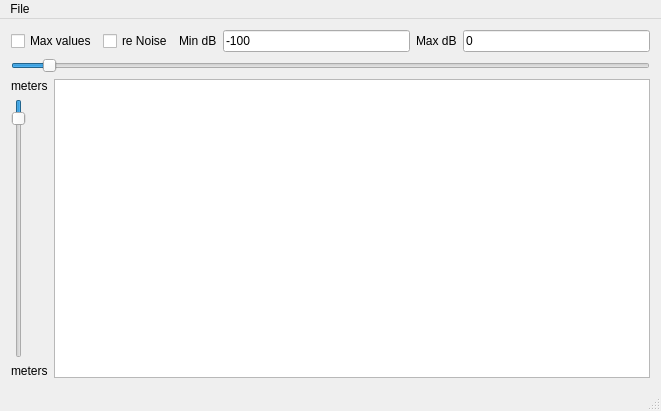
rolker/watercolumn_layer_tracker, file src/layertrackermainwindow.ui: the form before one commit.
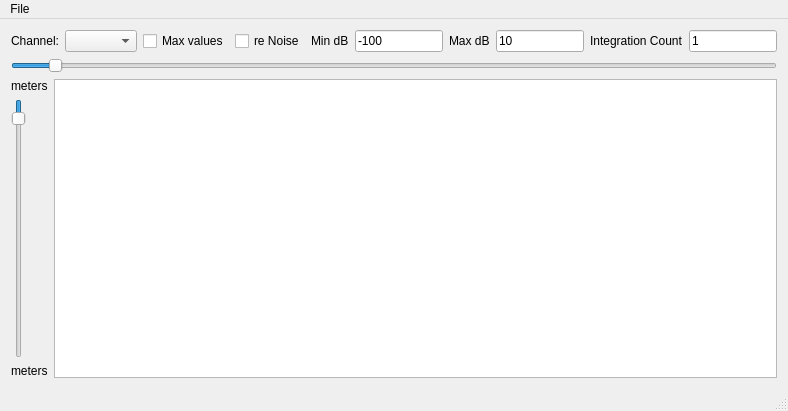
The form after the commit.

Commit message: Allow selecting of channel

```diff
--- a/src/layertrackermainwindow.ui
+++ b/src/layertrackermainwindow.ui
@@ -6,7 +6,7 @@
    <rect>
     <x>0</x>
     <y>0</y>
-    <width>661</width>
+    <width>788</width>
     <height>411</height>
    </rect>
   </property>
@@ -17,6 +17,16 @@
    <layout class="QVBoxLayout" name="verticalLayout">
     <item>
      <layout class="QHBoxLayout" name="rangeHorizontalLayout">
+      <item>
+       <widget class="QLabel" name="channelLabel">
+        <property name="text">
+         <string>Channel:</string>
+        </property>
+       </widget>
+      </item>
+      <item>
+       <widget class="QComboBox" name="channelComboBox"/>
+      </item>
       <item>
        <widget class="QCheckBox" name="maxValuesCheckBox">
         <property name="text">
@@ -55,7 +65,21 @@
       <item>
        <widget class="QLineEdit" name="maxDbLineEdit">
         <property name="text">
-         <string>0</string>
+         <string>10</string>
+        </property>
+       </widget>
+      </item>
+      <item>
+       <widget class="QLabel" name="integrationCountLabel">
+        <property name="text">
+         <string>Integration Count</string>
+        </property>
+       </widget>
+      </item>
+      <item>
+       <widget class="QLineEdit" name="integrationCountLineEdit">
+        <property name="text">
+         <string>1</string>
         </property>
        </widget>
       </item>
@@ -128,7 +152,7 @@
     <rect>
      <x>0</x>
      <y>0</y>
-     <width>661</width>
+     <width>788</width>
      <height>22</height>
     </rect>
    </property>
```
The commit also changes 3 other files.
